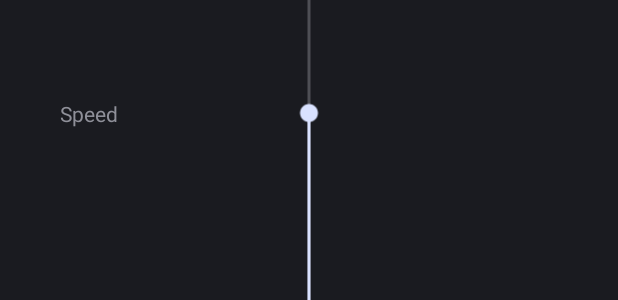
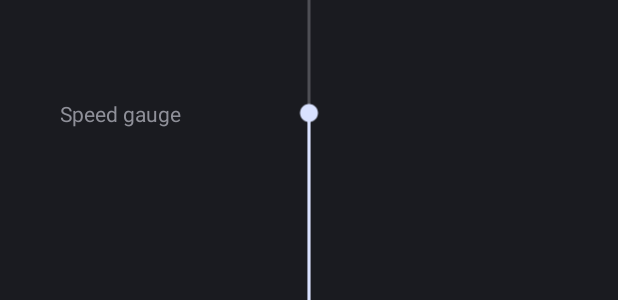
Before and after one commit to felixlundblad/MinSeg-Controller, an Android app: the layout activity_gyro_control.xml on its own in the app's theme, with its tools: preview values and no code run, on a phone screen of 412 x 824 dp. Shown: the part 547-847 px from the top of the screen. Run offline under Robolectric (Android 15) with nearby library versions, the phone set to English and light mode, and no system bars.

```diff
--- a/base/src/main/AndroidManifest.xml
+++ b/base/src/main/AndroidManifest.xml
@@ -1,6 +1,9 @@
 <?xml version="1.0" encoding="utf-8"?>
 <manifest xmlns:android="http://schemas.android.com/apk/res/android"
     package="com.example.felix.btminseg">
+    <uses-permission android:name="android.permission.BLUETOOTH" />
+    <uses-permission android:name="android.permission.BLUETOOTH_ADMIN" />
+    <uses-permission android:name="android.permission.ACCESS_COARSE_LOCATION" />
 
     <application
         android:allowBackup="true"
--- a/feature/src/main/res/layout/activity_gyro_control.xml
+++ b/feature/src/main/res/layout/activity_gyro_control.xml
@@ -28,7 +28,7 @@
         android:layout_marginBottom="8dp"
         android:layout_marginStart="40dp"
         android:layout_marginTop="8dp"
-        android:text="Speed"
+        android:text="Speed gauge"
         app:layout_constraintBottom_toBottomOf="parent"
         app:layout_constraintStart_toStartOf="parent"
         app:layout_constraintTop_toTopOf="parent" />
```
Also changed, not shown: feature/src/main/res/layout/activity_main2.xml (deleted, +0 -9 lines), 1 other file.
